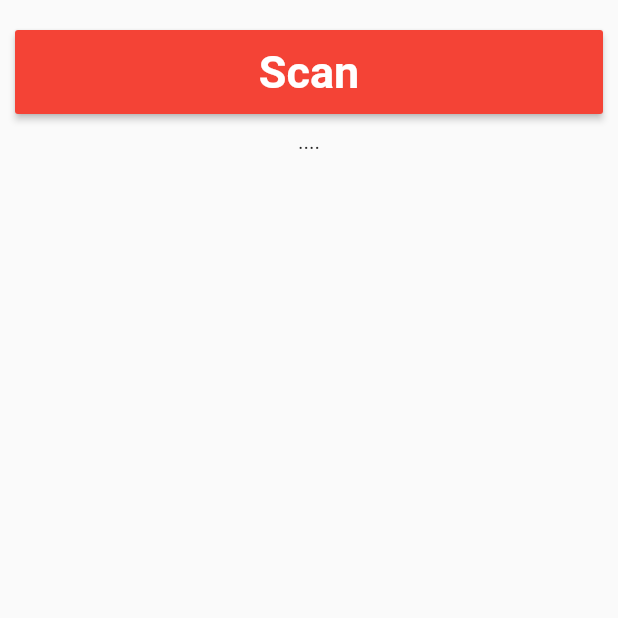
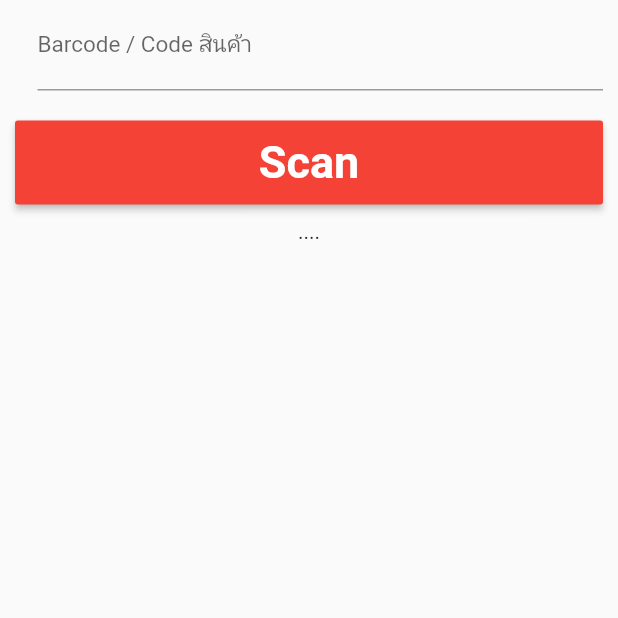
Before and after one commit to limbogCom/wang_stock, a Flutter app: the AddProductPage screen opened directly, on a phone screen of 412 x 824 dp, the top half of it. Run offline on Flutter 3.47's test engine with Material 2 defaults, Android fonts, the phone set to English and light mode, and no system bars; our stand-ins replace fluttertoast, shared_preferences; missing offline and left inert: barcode_scan, soundpool; accounts and stored records are empty.

Commit message:
add text input for Search Product

```diff
--- a/lib/add_product.dart
+++ b/lib/add_product.dart
@@ -21,6 +21,8 @@ class AddProductPage extends StatefulWidget {
 
 class _AddProductPageState extends State<AddProductPage> {
 
+  TextEditingController barcodeProduct = TextEditingController();
+
   var loading = false;
 
   //Sound scan barcode
@@ -28,6 +30,7 @@ class _AddProductPageState extends State<AddProductPage> {
   Soundpool _soundpool = Soundpool();
 
   List<Product> _product = [];
+  List<Product> _search = [];
   var empCodeStock;
 
   @override
@@ -36,6 +39,23 @@ class _AddProductPageState extends State<AddProductPage> {
 
     _soundId = _loadSound();
 
+  }
+
+  onSearch(String text) async{
+    _search.clear();
+    if(text.isEmpty){
+      setState(() {});
+      return;
+    }
+
+    setState(() {
+      searchProduct(text);
+    });
+    /*_product.forEach((f){
+      if(f.productName.contains(text)) _search.add(f);
+    });*/
+
+    //setState(() {});
   }
 
   searchProduct(searchVal) async{
@@ -254,9 +274,28 @@ class _AddProductPageState extends State<AddProductPage> {
   @override
   Widget build(BuildContext context) {
     return Scaffold(
-      body: Container(
+      body: SingleChildScrollView(
+        child: Container(
           child: Column(
             children: <Widget>[
+              Padding(
+                padding: EdgeInsets.fromLTRB(25, 0, 10, 0),
+                child: TextField (
+                  controller: barcodeProduct,
+                  onChanged: onSearch,
+                  style: TextStyle (
+                    fontSize: 18,
+                    color: Colors.black,
+                  ),
+                  decoration: InputDecoration (
+                      labelText: 'Barcode / Code สินค้า',
+                      labelStyle: TextStyle (
+                        fontSize: (15),
+                      )
+                  ),
+                  keyboardType: TextInputType.text,
+                ),
+              ),
               Padding(
                 padding: EdgeInsets.fromLTRB(10, 20, 10, 10),
                 child: SizedBox (
@@ -280,6 +319,7 @@ class _AddProductPageState extends State<AddProductPage> {
             ],
           ),
         ),
+      ),
     );
   }
 }
```
Lines whose indentation alone changed are shown as unchanged.
